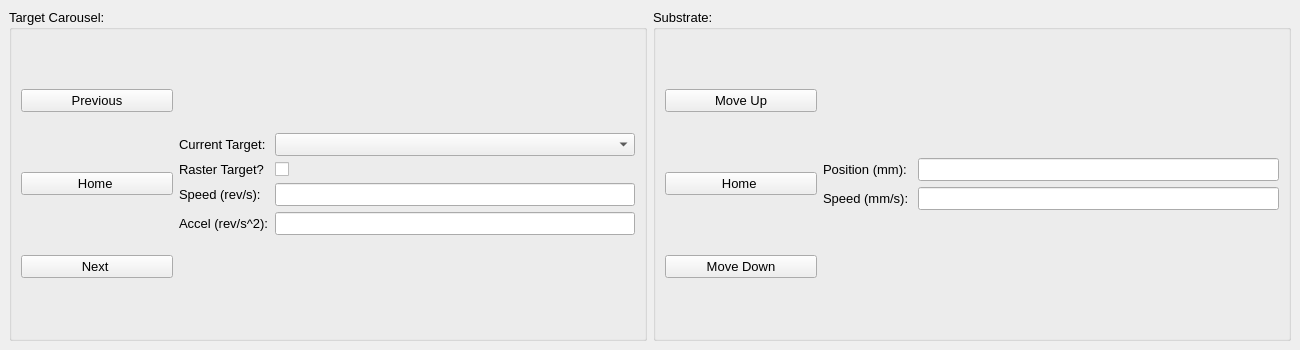
This is src/ui/docked_motor_control.ui in ibrummel/PLD-Laser-Brain as Qt 5 draws it before an edit. The edited form follows.
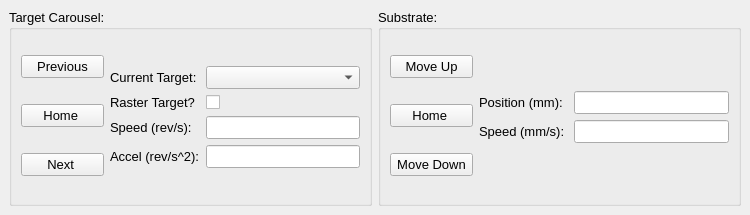
This is the edited form. Icons and pictures are not drawn.

Commit message: Fixes to minimum window dimensions to play nicer on small screens.

Patch:
```diff
--- a/src/ui/docked_motor_control.ui
+++ b/src/ui/docked_motor_control.ui
@@ -6,8 +6,8 @@
    <rect>
     <x>0</x>
     <y>0</y>
-    <width>1300</width>
-    <height>350</height>
+    <width>750</width>
+    <height>215</height>
    </rect>
   </property>
   <property name="sizePolicy">
@@ -18,8 +18,8 @@
   </property>
   <property name="minimumSize">
    <size>
-    <width>1300</width>
-    <height>350</height>
+    <width>750</width>
+    <height>215</height>
    </size>
   </property>
   <property name="font">
```
The commit also changes 1 other file.
